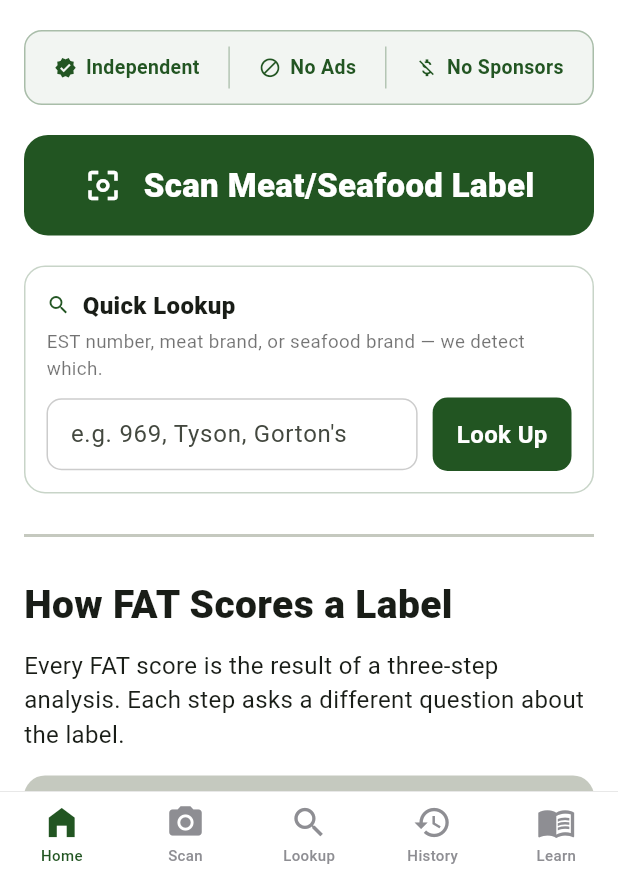
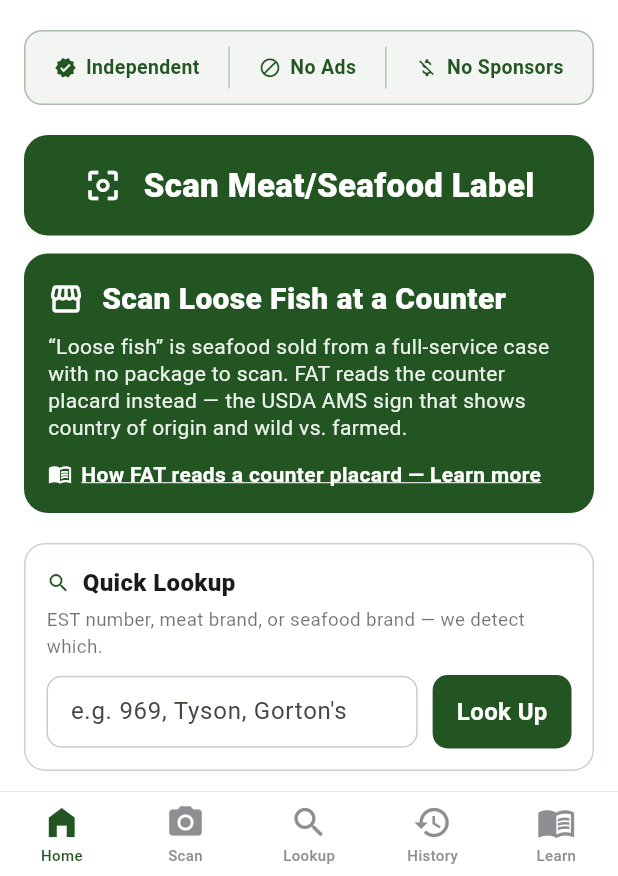
Before and after one commit to fcrocker-nyc/fat-android, a Flutter app: the screen it shows after launch, on a phone screen of 412 x 824 dp, the part 360-1236 px from its top. Run offline on Flutter 3.47's test engine with Material 3 defaults, Android fonts, the phone set to English and light mode, and no system bars; our stand-ins replace image_picker, shared_preferences; missing offline and left inert: google_mlkit_text_recognition; network calls fail.

Commit message:
v1.7.0 — Home loose-fish scan pill; drop Scan-tab auto-launch
- Home: add a "Scan Loose Fish at a Counter" pill directly under the main
  Scan Meat/Seafood pill, same forest-green fill. Includes a short "loose
  fish" explanation and a "Learn more" link that deep-links to the
  Service-Case Capture Schema topic (new openServiceCaseLearnTopic helper).
- Remove the experienced-user Scan-tab camera auto-launch (too confusing);
  reverted the ScanStore cached-count plumbing it needed. The Home "Scan
  Meat/Seafood Label" CTA still launches the camera as before.

Co-Authored-By: Claude Opus 4.8 <noreply@anthropic.com>

```diff
--- a/lib/main.dart
+++ b/lib/main.dart
@@ -7,7 +7,6 @@ import 'screens/history_screen.dart';
 import 'screens/learn_screen.dart';
 import 'screens/lookup_screen.dart';
 import 'data/brand_resolver.dart';
-import 'services/scan_store.dart';
 
 void main() {
   WidgetsFlutterBinding.ensureInitialized();
@@ -40,24 +39,9 @@ class MainShell extends StatefulWidget {
 }
 
 class _MainShellState extends State<MainShell> {
-  // After this many saved scans, the user is treated as experienced: tapping
-  // the Scan tab jumps straight to the camera instead of the intro screen.
-  static const _experiencedThreshold = 3;
-
   int _selectedIndex = 0;
   bool _autoLaunchCamera = false;
   LookupRequest? _pendingLookup;
-
-  @override
-  void initState() {
-    super.initState();
-    // Prime ScanStore's in-memory count so the experienced check (read live on
-    // each Scan-tab tap) is accurate from the first interaction.
-    ScanStore.instance.loadAll();
-  }
-
-  bool get _experienced =>
-      ScanStore.instance.cachedCount >= _experiencedThreshold;
 
   void _onScanTap() {
     setState(() {
@@ -100,20 +84,8 @@ class _MainShellState extends State<MainShell> {
       bottomNavigationBar: _FloatingFATTabBar(
         selectedIndex: _selectedIndex,
         onTap: (i) {
-          if (i == 1) {
-            // Scan tab: experienced users go straight to the camera; new users
-            // see the intro screen (with the loose-seafood option) first. Only
-            // auto-launch when actually switching TO Scan — re-tapping while
-            // already on Scan does nothing, matching iOS's onChange behavior.
-            final switching = _selectedIndex != 1;
-            setState(() {
-              _autoLaunchCamera = switching && _experienced;
-              _selectedIndex = 1;
-            });
-          } else {
-            _clearAutoLaunch();
-            setState(() => _selectedIndex = i);
-          }
+          if (i != 1) _clearAutoLaunch();
+          setState(() => _selectedIndex = i);
         },
       ),
     );
--- a/lib/screens/home_screen.dart
+++ b/lib/screens/home_screen.dart
@@ -3,6 +3,8 @@ import 'package:flutter/material.dart';
 import '../theme/fat_theme.dart';
 import '../data/lookup_router.dart';
 import 'about_screen.dart';
+import 'learn_screen.dart';
+import 'service_case_capture_screen.dart';
 
 class HomeScreen extends StatefulWidget {
   final VoidCallback onScanTap;
@@ -47,6 +49,10 @@ class _HomeScreenState extends State<HomeScreen> {
                     _independenceBadge(),
                     const SizedBox(height: 20),
                     _scanCTA(),
+                    const SizedBox(height: 12),
+                    // LOOSE FISH — service-case scan, directly under the main
+                    // scan pill and styled with the same forest-green fill.
+                    _looseFishCTA(context),
                     const SizedBox(height: 20),
                     // QUICK LOOKUP — compact, directly under the scan CTA so a
                     // lookup can be started from Home without opening the tab.
@@ -366,6 +372,78 @@ class _HomeScreenState extends State<HomeScreen> {
     );
   }
 
+  // ── Loose fish CTA (service-case scan) ──────────────────────────────────
+
+  Widget _looseFishCTA(BuildContext context) {
+    return Padding(
+      padding: const EdgeInsets.symmetric(horizontal: 16),
+      child: GestureDetector(
+        onTap: () => Navigator.push(
+          context,
+          MaterialPageRoute(builder: (_) => const ServiceCaseCaptureScreen()),
+        ),
+        child: Container(
+          width: double.infinity,
+          padding: const EdgeInsets.symmetric(horizontal: 16, vertical: 16),
+          decoration: BoxDecoration(
+            color: FATTheme.scanGreen,
+            borderRadius: BorderRadius.circular(16),
+          ),
+          child: Column(
+            crossAxisAlignment: CrossAxisAlignment.start,
+            children: [
+              const Row(
+                children: [
+                  Icon(Icons.storefront, color: Colors.white, size: 24),
+                  SizedBox(width: 12),
+                  Expanded(
+                    child: Text('Scan Loose Fish at a Counter',
+                        style: TextStyle(
+                            fontSize: 20,
+                            fontWeight: FontWeight.w900,
+                            color: Colors.white)),
+                  ),
+                ],
+              ),
+              const SizedBox(height: 8),
+              Text(
+                '“Loose fish” is seafood sold from a full-service case with no '
+                'package to scan. FAT reads the counter placard instead — the '
+                'USDA AMS sign that shows country of origin and wild vs. farmed.',
+                style: TextStyle(
+                    fontSize: 14,
+                    height: 1.3,
+                    color: Colors.white.withValues(alpha: 0.92)),
+              ),
+              const SizedBox(height: 12),
+              // Learn link — own hit target so it doesn't trigger the scan.
+              GestureDetector(
+                behavior: HitTestBehavior.opaque,
+                onTap: () => openServiceCaseLearnTopic(context),
+                child: const Row(
+                  mainAxisSize: MainAxisSize.min,
+                  children: [
+                    Icon(Icons.menu_book, color: Colors.white, size: 16),
+                    SizedBox(width: 6),
+                    Flexible(
+                      child: Text('How FAT reads a counter placard — Learn more',
+                          style: TextStyle(
+                              fontSize: 14,
+                              fontWeight: FontWeight.w700,
+                              color: Colors.white,
+                              decoration: TextDecoration.underline,
+                              decorationColor: Colors.white)),
+                    ),
+                  ],
+                ),
+              ),
+            ],
+          ),
+        ),
+      ),
+    );
+  }
+
   // ── Quick Lookup card (compact) ─────────────────────────────────────────
 
   void _runQuickLookup() {
--- a/lib/services/scan_store.dart
+++ b/lib/services/scan_store.dart
@@ -10,13 +10,6 @@ class ScanStore {
 
   static const _key = 'fat_scan_history';
 
-  /// In-memory mirror of the saved-scan count, kept live so callers can read
-  /// it synchronously (matches iOS, where `ScanStore.records.count` is always
-  /// current). Primed by [loadAll] and kept current by [saveResult] /
-  /// [deleteAll]. -1 until first primed.
-  int _cachedCount = -1;
-  int get cachedCount => _cachedCount < 0 ? 0 : _cachedCount;
-
   Future<void> saveResult(FATResult result) async {
     final prefs = await SharedPreferences.getInstance();
     final existing = prefs.getStringList(_key) ?? [];
@@ -25,27 +18,23 @@ class ScanStore {
     // Keep last 200
     if (existing.length > 200) existing.removeRange(200, existing.length);
     await prefs.setStringList(_key, existing);
-    _cachedCount = existing.length;
   }
 
   Future<List<FATResult>> loadAll() async {
     final prefs = await SharedPreferences.getInstance();
     final raw = prefs.getStringList(_key) ?? [];
-    final results = raw
+    return raw
         .map((s) {
           try { return _resultFromMap(jsonDecode(s) as Map<String, dynamic>); }
           catch (_) { return null; }
         })
         .whereType<FATResult>()
         .toList();
-    _cachedCount = results.length;
-    return results;
   }
 
   Future<void> deleteAll() async {
     final prefs = await SharedPreferences.getInstance();
     await prefs.remove(_key);
-    _cachedCount = 0;
   }
 
   // ── Serialization ────────────────────────────────────────────────────────
--- a/pubspec.yaml
+++ b/pubspec.yaml
@@ -2,7 +2,7 @@ name: fat_app
 description: "Farm Animal Transparency — meat label scanner"
 publish_to: 'none'
 
-version: 1.6.0+9
+version: 1.7.0+10
 environment:
   sdk: ^3.11.1
 
```
Also changed, not shown: lib/screens/learn_screen.dart (+14 -0 lines).
